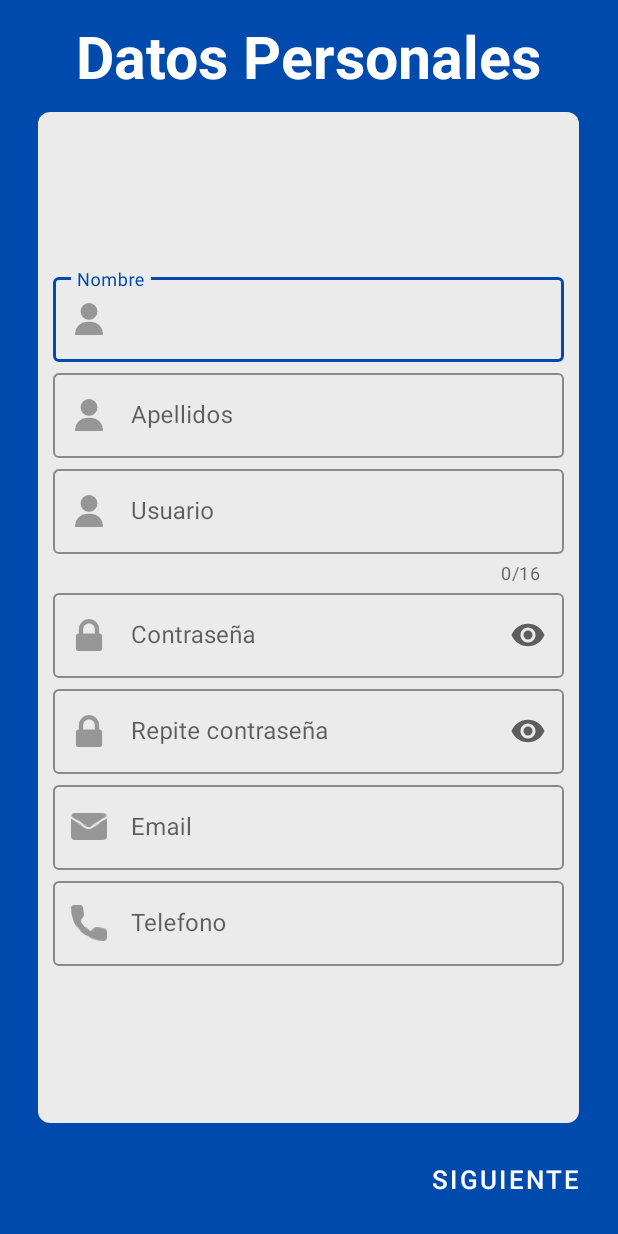
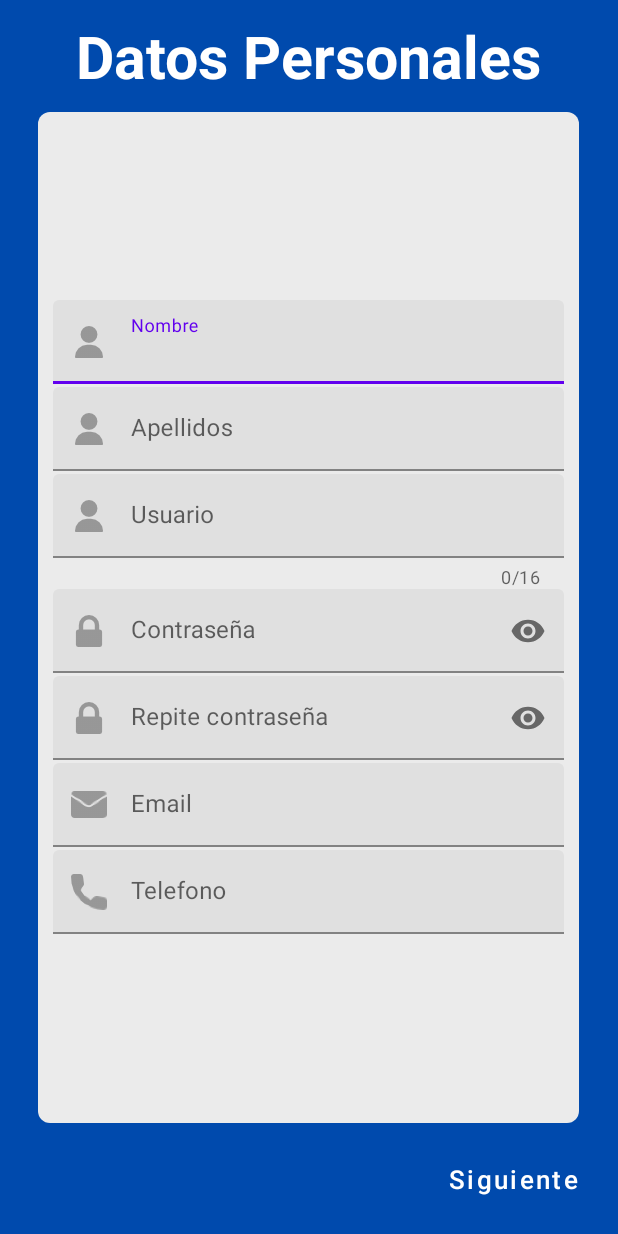
Before and after one commit to paf106/MyGymRoutine, an Android app: the layout fragment_personal_data.xml on its own in the app's theme, with its tools: preview values and no code run, on a phone screen of 412 x 824 dp. Run offline under Robolectric (Android 15) with nearby library versions, the phone set to English and light mode, and no system bars.

Commit message:
Some styles changed

```diff
--- a/MyApp/app/src/main/res/layout/fragment_personal_data.xml
+++ b/MyApp/app/src/main/res/layout/fragment_personal_data.xml
@@ -35,7 +35,7 @@
 
                 <TextView
                     android:layout_width="match_parent"
-                    android:layout_height="wrap_content"
+                    android:layout_height="match_parent"
                     android:text="Datos Personales"
                     android:gravity="center"
                     android:textSize="39dp"
@@ -57,13 +57,12 @@
                     android:layout_width="match_parent"
                     android:layout_height="wrap_content"
                     android:hint="Nombre"
-                    app:hintTextColor="#0149AD"
-                    app:boxStrokeColor="#004AAD"
                     app:endIconMode="clear_text"
-                    style="@style/Widget.MaterialComponents.TextInputLayout.OutlinedBox"
+                    style="@style/InputFields"
                     app:startIconDrawable="@drawable/ic_user">
 
                     <com.google.android.material.textfield.TextInputEditText
+                        android:id="@+id/etName"
                         android:layout_width="match_parent"
                         android:layout_height="wrap_content"
                         android:inputType="text">
@@ -76,15 +75,14 @@
                     android:layout_width="match_parent"
                     android:layout_height="wrap_content"
                     android:hint="Apellidos"
-                    app:hintTextColor="#0149AD"
-                    app:boxStrokeColor="#004AAD"
                     app:endIconMode="clear_text"
                     android:layout_marginTop="2dp"
                     android:layout_marginBottom="2dp"
-                    style="@style/Widget.MaterialComponents.TextInputLayout.OutlinedBox"
+                    style="@style/InputFields"
                     app:startIconDrawable="@drawable/ic_user">
 
                     <com.google.android.material.textfield.TextInputEditText
+                        android:id="@+id/etSurname"
                         android:layout_width="match_parent"
                         android:layout_height="wrap_content"
                         android:inputType="text">
@@ -100,15 +98,14 @@
                     android:layout_width="match_parent"
                     android:layout_height="wrap_content"
                     android:hint="Usuario"
-                    app:hintTextColor="#0149AD"
-                    app:boxStrokeColor="#004AAD"
                     app:endIconMode="clear_text"
                     app:counterEnabled="true"
                     app:counterMaxLength="16"
-                    style="@style/Widget.MaterialComponents.TextInputLayout.OutlinedBox"
+                    style="@style/InputFields"
                     app:startIconDrawable="@drawable/ic_user">
 
                     <com.google.android.material.textfield.TextInputEditText
+                        android:id="@+id/etUsername"
                         android:layout_width="match_parent"
                         android:layout_height="wrap_content"
                         android:inputType="text">
@@ -121,13 +118,12 @@
                     android:layout_width="match_parent"
                     android:layout_height="wrap_content"
                     android:hint="Contraseña"
-                    app:hintTextColor="#0149AD"
-                    app:boxStrokeColor="#004AAD"
                     app:endIconMode="password_toggle"
-                    style="@style/Widget.MaterialComponents.TextInputLayout.OutlinedBox"
+                    style="@style/InputFields"
                     app:startIconDrawable="@drawable/ic_lock">
 
                     <com.google.android.material.textfield.TextInputEditText
+                        android:id="@+id/etPassword"
                         android:layout_width="match_parent"
                         android:layout_height="wrap_content"
                         android:inputType="textPassword">
@@ -140,15 +136,14 @@
                     android:layout_width="match_parent"
                     android:layout_height="wrap_content"
                     android:hint="Repite contraseña"
-                    app:hintTextColor="#0149AD"
-                    app:boxStrokeColor="#004AAD"
                     app:endIconMode="password_toggle"
                     android:layout_marginTop="2dp"
                     android:layout_marginBottom="2dp"
-                    style="@style/Widget.MaterialComponents.TextInputLayout.OutlinedBox"
+                    style="@style/InputFields"
                     app:startIconDrawable="@drawable/ic_lock">
 
                     <com.google.android.material.textfield.TextInputEditText
+                        android:id="@+id/etRepeatPassword"
                         android:layout_width="match_parent"
                         android:layout_height="wrap_content"
                         android:inputType="textPassword">
@@ -161,14 +156,13 @@
                     android:layout_width="match_parent"
                     android:layout_height="wrap_content"
                     android:hint="Email"
-                    app:hintTextColor="#0149AD"
-                    app:boxStrokeColor="#004AAD"
                     app:endIconMode="clear_text"
-                    style="@style/Widget.MaterialComponents.TextInputLayout.OutlinedBox"
+                    style="@style/InputFields"
                     android:layout_marginBottom="2dp"
                     app:startIconDrawable="@drawable/ic_email">
 
                     <com.google.android.material.textfield.TextInputEditText
+                        android:id="@+id/etEmail"
                         android:layout_width="match_parent"
                         android:layout_height="wrap_content"
                         android:inputType="textEmailAddress">
@@ -181,19 +175,18 @@
                     android:layout_width="match_parent"
                     android:layout_height="wrap_content"
                     android:hint="Telefono"
-                    app:hintTextColor="#0149AD"
-                    app:boxStrokeColor="#004AAD"
                     app:endIconMode="clear_text"
-                    style="@style/Widget.MaterialComponents.TextInputLayout.OutlinedBox"
+                    style="@style/InputFields"
                     app:startIconDrawable="@drawable/ic_phone">
 
-                    <com.google.android.material.textfield.TextInputEditText
+                    <EditText
+                        android:id="@+id/etPhone"
                         android:layout_width="match_parent"
-                        android:layout_height="wrap_content"
+                        android:layout_height="match_parent"
                         android:inputType="phone"
-                        >
+                        android:digits="0123456789 ">
 
-                    </com.google.android.material.textfield.TextInputEditText>
+                    </EditText>
                 </com.google.android.material.textfield.TextInputLayout>
 
             </LinearLayout>
@@ -211,9 +204,11 @@
                     android:layout_width="wrap_content"
                     android:layout_height="wrap_content"
                     android:text="Siguiente"
+                    android:textAllCaps="false"
                     android:padding="0dp"
                     android:textColor="@color/white"
-                    android:textSize="17dp"></Button>
+                    android:textSize="17sp"
+                    android:digits="0123456789"></Button>
             </LinearLayout>
         </LinearLayout>
 
```
